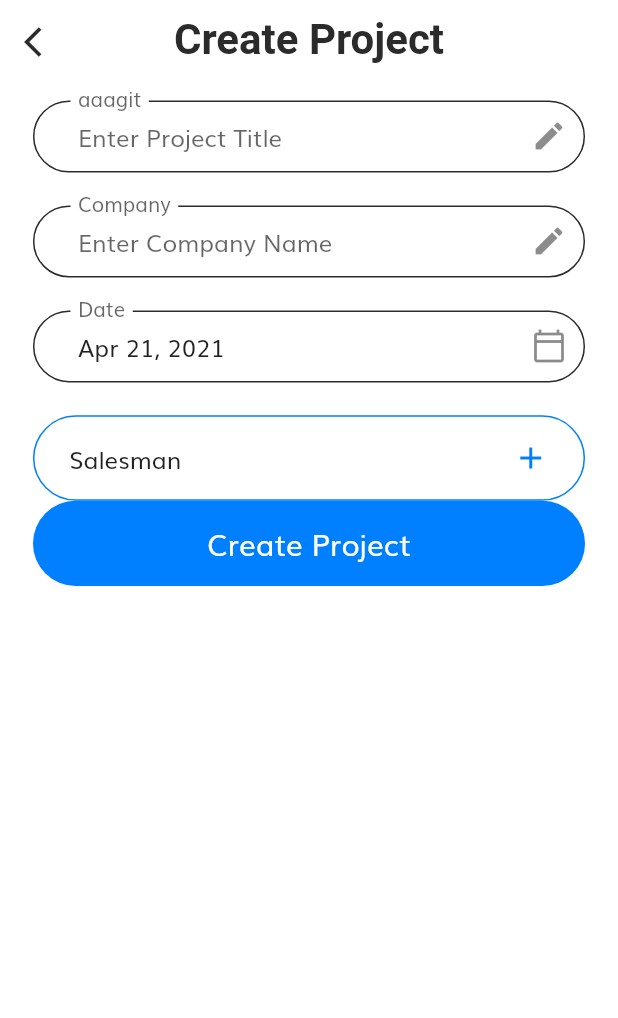
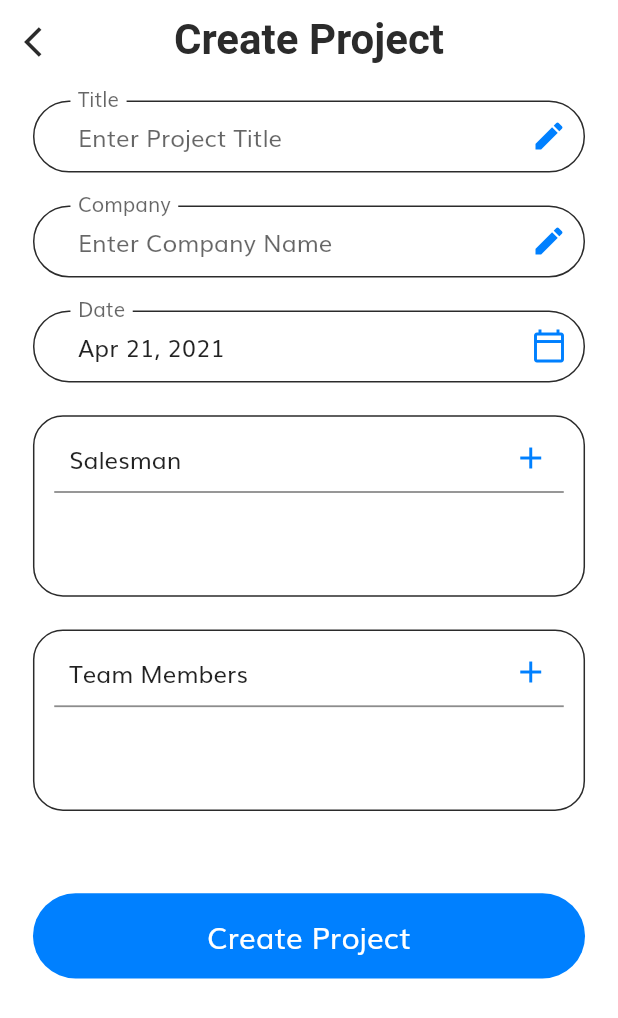
Before and after one commit to justersian7/project_gdi, a Flutter app: the CreateProjectScreen screen opened by its route, on a phone screen of 412 x 824 dp. Shown: the top 1018 px of the screen. Run offline on Flutter 3.47's test engine with Material 2 defaults, Android fonts, the phone set to English and light mode, and no system bars; drawn by our look-alikes of multi_select_flutter; our stand-ins replace flutter_svg, percent_indicator.

Commit message:
Create Project Form

```diff
--- a/lib/screens/Create_Project/components/create_project_form.dart
+++ b/lib/screens/Create_Project/components/create_project_form.dart
@@ -46,6 +46,10 @@ class _CreateProjectFormState extends State<CreateProjectForm> {
       .where((emplo) => emplo.title == 'salesman')
       .map((employee) => MultiSelectItem<Employee>(employee, employee.name))
       .toList();
+  final _inCharge = _employee
+      .where((emplo) => emplo.title == 'programmer')
+      .map((employee) => MultiSelectItem<Employee>(employee, employee.name))
+      .toList();
 
   @override
   Widget build(BuildContext context) {
@@ -66,14 +70,14 @@ class _CreateProjectFormState extends State<CreateProjectForm> {
             height: getScreenWidth(20),
           ),
           Container(
-            // height: getProportionateScreenWidth(110),
+            height: getScreenWidth(110),
             padding: EdgeInsets.symmetric(
               horizontal: getScreenWidth(12),
               vertical: getScreenWidth(5),
             ),
             decoration: BoxDecoration(
-              borderRadius: BorderRadius.circular(30),
-              border: Border.all(color: kPrimaryColor),
+              borderRadius: BorderRadius.circular(20),
+              border: Border.all(color: kTextColor),
             ),
             child: Column(
               children: <Widget>[
@@ -82,7 +86,7 @@ class _CreateProjectFormState extends State<CreateProjectForm> {
                     Icons.add,
                     color: kPrimaryColor,
                   ),
-                  decoration: BoxDecoration(color: Colors.white),
+                  // decoration: BoxDecoration(color: Colors.white),
                   key: _salesmanKey,
                   title: Text("Select Salesman"),
                   buttonText: Text(
@@ -121,6 +125,64 @@ class _CreateProjectFormState extends State<CreateProjectForm> {
               ],
             ),
           ),
+          SizedBox(
+            height: getScreenWidth(20),
+          ),
+          Container(
+            height: getScreenWidth(110),
+            padding: EdgeInsets.symmetric(
+              horizontal: getScreenWidth(12),
+              vertical: getScreenWidth(5),
+            ),
+            decoration: BoxDecoration(
+              borderRadius: BorderRadius.circular(20),
+              border: Border.all(color: kTextColor),
+            ),
+            child: MultiSelectDialogField<Employee>(
+              buttonIcon: Icon(
+                Icons.add,
+                color: kPrimaryColor,
+              ),
+              // decoration: BoxDecoration(color: Colors.white),
+              key: _inChargeKey,
+              title: Text("Select Team Members"),
+              buttonText: Text(
+                'Team Members',
+                style: TextStyle(fontSize: 16),
+              ),
+              items: _inCharge,
+              barrierColor: kTextColor.withOpacity(0.5),
+              listType: MultiSelectListType.CHIP,
+              searchable: true,
+              validator: (values) {
+                if (values == null || values.isEmpty) {
+                  return 'Required';
+                }
+                return null;
+              },
+              onConfirm: (values) {
+                setState(() {
+                  _selectedEmployees = values;
+                });
+                _salesmanKey.currentState.validate();
+              },
+              selectedColor: kPrimaryColor,
+              selectedItemsTextStyle: TextStyle(
+                fontWeight: FontWeight.bold,
+                color: Colors.white,
+              ),
+              chipDisplay: MultiSelectChipDisplay(
+                chipColor: kPrimaryColor,
+                textStyle: TextStyle(
+                  color: Colors.white,
+                  fontSize: 14,
+                ),
+              ),
+            ),
+          ),
+          SizedBox(
+            height: getScreenWidth(50),
+          ),
           DefaultButton(
             text: 'Create Project',
             press: () {
@@ -128,6 +190,8 @@ class _CreateProjectFormState extends State<CreateProjectForm> {
                 // _formKey.currentState.save();
                 // Navigator.pushNamed(context, ProjectHomeScreen.routeName);
                 print(title);
+                print(company);
+                print(date);
               }
             },
           ),
@@ -139,18 +203,19 @@ class _CreateProjectFormState extends State<CreateProjectForm> {
   TextFormField buildTitleFormField() {
     return TextFormField(
       autovalidateMode: AutovalidateMode.onUserInteraction,
-      onSaved: (newValue) => title = newValue,
+      onSaved: (value) => title = value,
       validator: (value) {
         if (value.isEmpty) {
           return 'Required';
         }
       },
       decoration: InputDecoration(
-        labelText: "aaagit",
+        labelText: "Title",
         hintText: "Enter Project Title",
         floatingLabelBehavior: FloatingLabelBehavior.always,
         suffixIcon: Icon(
           Icons.edit,
+          color: kPrimaryColor,
         ),
       ),
     );
@@ -159,7 +224,7 @@ class _CreateProjectFormState extends State<CreateProjectForm> {
   TextFormField buildCompanyFormField() {
     return TextFormField(
       autovalidateMode: AutovalidateMode.onUserInteraction,
-      onSaved: (newValue) => company = newValue,
+      onSaved: (value) => company = value,
       validator: (value) {
         if (value.isEmpty) {
           return 'Required';
@@ -171,6 +236,7 @@ class _CreateProjectFormState extends State<CreateProjectForm> {
         floatingLabelBehavior: FloatingLabelBehavior.always,
         suffixIcon: Icon(
           Icons.edit,
+          color: kPrimaryColor,
         ),
       ),
     );
@@ -207,7 +273,10 @@ class _CreateProjectFormState extends State<CreateProjectForm> {
         labelText: "Date",
         hintText: "Enter Date",
         floatingLabelBehavior: FloatingLabelBehavior.always,
-        suffixIcon: Icon(Icons.calendar_today_outlined),
+        suffixIcon: Icon(
+          Icons.calendar_today_outlined,
+          color: kPrimaryColor,
+        ),
       ),
     );
   }
```
